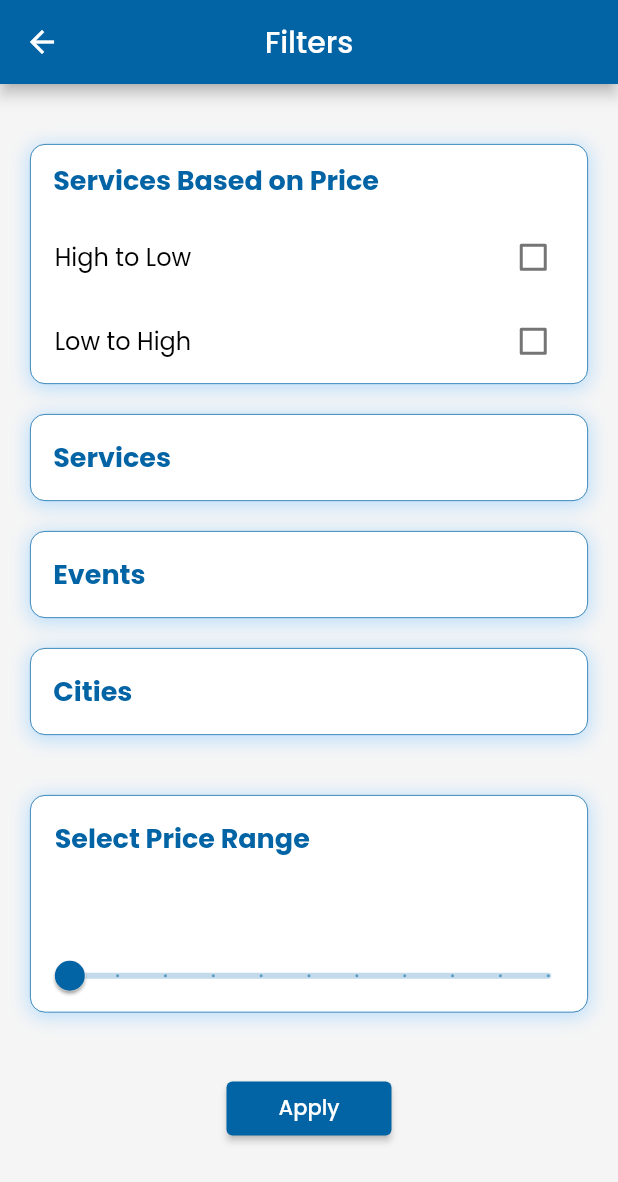
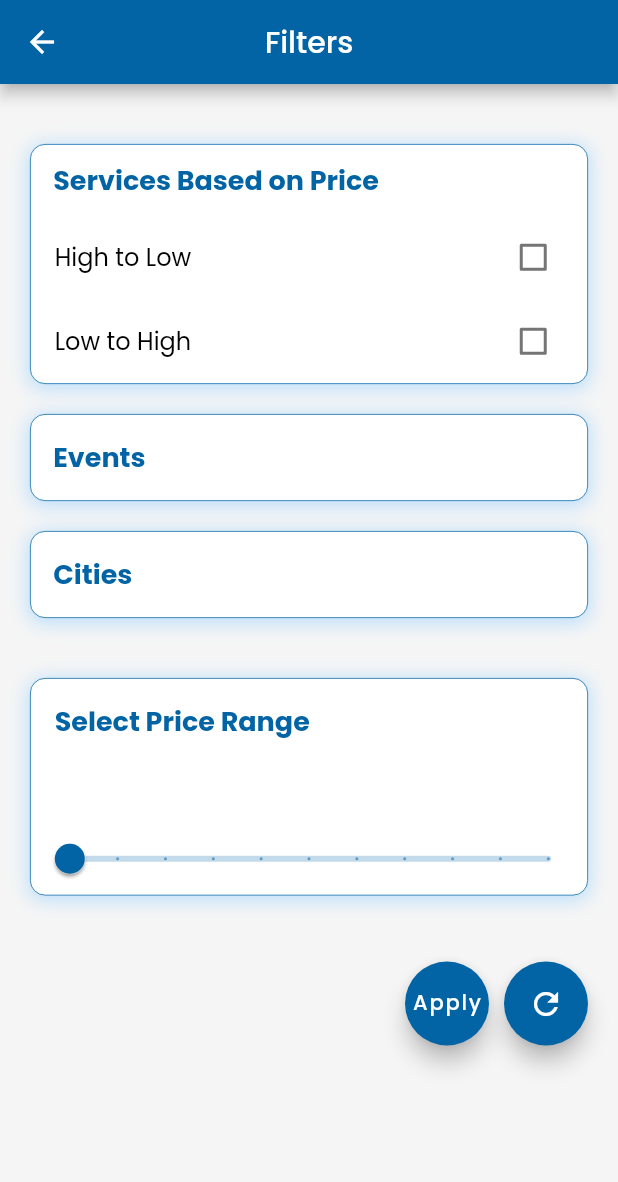
Before and after one commit to srvtechnology/go-party-customer, a Flutter app: the FilterPage screen opened directly with empty values, on a phone screen of 412 x 824 dp. Shown: the top 1182 px of the screen. Run offline on Flutter 3.47's test engine with Material 2 defaults, Android fonts, the light colour scheme and no system bars; our stand-ins replace animated_custom_dropdown, another_flushbar, cached_network_image, card_loading, carousel_slider, connectivity and 19 more; missing offline and left inert: flutter_pannable_rating_bar, open_file_plus; accounts and stored records are empty; network calls fail; project files that could hold a hidden picture were left out.

Commit message:
Modified Filter page
1. Added apply and refresh button as floating bar.
2. Removed services from filter page.
3. Added functionality for Refresh button.

```diff
--- a/lib/core/routes/filter.dart
+++ b/lib/core/routes/filter.dart
@@ -40,7 +40,9 @@ class _FilterPageState extends State<FilterPage> {
           title: const Text("Filters"),
           centerTitle: true,
         ),
-        body: SingleChildScrollView(
+        body: Stack(
+          children: [
+            SingleChildScrollView(
               child: Column(
                 crossAxisAlignment: CrossAxisAlignment.end,
                 children: [
@@ -49,8 +51,8 @@ class _FilterPageState extends State<FilterPage> {
                   ),
                   /*--- Service Based on Price section ---*/
                   Container(
-                margin:
-                    const EdgeInsets.symmetric(horizontal: 20, vertical: 20),
+                    margin: const EdgeInsets.symmetric(
+                        horizontal: 20, vertical: 20),
                     decoration: BoxDecoration(
                       color: Colors.white,
                       border: Border.all(
@@ -84,7 +86,8 @@ class _FilterPageState extends State<FilterPage> {
                           title: GestureDetector(
                             onTap: () {
                               setState(() {
-                            if (!_selectedSortOptions.contains("High to Low")) {
+                                if (!_selectedSortOptions
+                                    .contains("High to Low")) {
                                   _selectedSortOptions.add("High to Low");
                                   _selectedSortOptions.remove("Low to High");
                                 }
@@ -93,7 +96,8 @@ class _FilterPageState extends State<FilterPage> {
                             child: Text(
                               "High to Low",
                               style: TextStyle(
-                            color: _selectedSortOptions.contains("High to Low")
+                                color:
+                                    _selectedSortOptions.contains("High to Low")
                                         ? Colors.blue
                                         : Colors.black,
                                 fontWeight:
@@ -119,7 +123,8 @@ class _FilterPageState extends State<FilterPage> {
                           title: GestureDetector(
                             onTap: () {
                               setState(() {
-                            if (!_selectedSortOptions.contains("Low to High")) {
+                                if (!_selectedSortOptions
+                                    .contains("Low to High")) {
                                   _selectedSortOptions.add("Low to High");
                                   _selectedSortOptions.remove("High to Low");
                                 }
@@ -128,7 +133,8 @@ class _FilterPageState extends State<FilterPage> {
                             child: Text(
                               "Low to High",
                               style: TextStyle(
-                            color: _selectedSortOptions.contains("Low to High")
+                                color:
+                                    _selectedSortOptions.contains("Low to High")
                                         ? Colors.blue
                                         : Colors.black,
                                 fontWeight:
@@ -154,9 +160,12 @@ class _FilterPageState extends State<FilterPage> {
                     ),
                   ),
 
-              /*--- Services Section --*/
-              Container(
-                margin: const EdgeInsets.only(left: 20, right: 20, bottom: 20),
+                  /*--- Services Section: commented on 06-08-24 on request of client  --*/
+                  Visibility(
+                    visible: false,
+                    child: Container(
+                      margin: const EdgeInsets.only(
+                          left: 20, right: 20, bottom: 20),
                       decoration: BoxDecoration(
                         color: Colors.white,
                         border: Border.all(
@@ -201,9 +210,11 @@ class _FilterPageState extends State<FilterPage> {
                                   onChanged: (bool? value) {
                                     setState(() {
                                       if (value == true) {
-                                  _selectedServiceIds.add(e.id.toString());
+                                        _selectedServiceIds
+                                            .add(e.id.toString());
                                       } else {
-                                  _selectedServiceIds.remove(e.id.toString());
+                                        _selectedServiceIds
+                                            .remove(e.id.toString());
                                       }
                                     });
                                   },
@@ -212,16 +223,20 @@ class _FilterPageState extends State<FilterPage> {
                                   onTap: () {
                                     setState(() {
                                       if (isSelected) {
-                                  _selectedServiceIds.remove(e.id.toString());
+                                        _selectedServiceIds
+                                            .remove(e.id.toString());
                                       } else {
-                                  _selectedServiceIds.add(e.id.toString());
+                                        _selectedServiceIds
+                                            .add(e.id.toString());
                                       }
                                     });
                                   },
                                   child: Text(
                                     e.service,
                                     style: TextStyle(
-                                color: isSelected ? Colors.blue : Colors.black,
+                                      color: isSelected
+                                          ? Colors.blue
+                                          : Colors.black,
                                       fontWeight: isSelected
                                           ? FontWeight.bold
                                           : FontWeight.normal,
@@ -234,9 +249,11 @@ class _FilterPageState extends State<FilterPage> {
                         ],
                       ),
                     ),
+                  ),
                   /*--- Events section ---*/
                   Container(
-                margin: const EdgeInsets.only(left: 20, right: 20, bottom: 20),
+                    margin:
+                        const EdgeInsets.only(left: 20, right: 20, bottom: 20),
                     decoration: BoxDecoration(
                       color: Colors.white,
                       border: Border.all(
@@ -301,7 +318,8 @@ class _FilterPageState extends State<FilterPage> {
                                 child: Text(
                                   e.name,
                                   style: TextStyle(
-                                color: isSelected ? Colors.blue : Colors.black,
+                                    color:
+                                        isSelected ? Colors.blue : Colors.black,
                                     fontWeight: isSelected
                                         ? FontWeight.bold
                                         : FontWeight.normal,
@@ -316,7 +334,8 @@ class _FilterPageState extends State<FilterPage> {
                   ),
                   /*--- Cities Section --*/
                   Container(
-                margin: const EdgeInsets.only(left: 20, right: 20, bottom: 20),
+                    margin:
+                        const EdgeInsets.only(left: 20, right: 20, bottom: 20),
                     decoration: BoxDecoration(
                       color: Colors.white,
                       border: Border.all(
@@ -381,7 +400,8 @@ class _FilterPageState extends State<FilterPage> {
                                 child: Text(
                                   e.city,
                                   style: TextStyle(
-                                color: isSelected ? Colors.blue : Colors.black,
+                                    color:
+                                        isSelected ? Colors.blue : Colors.black,
                                     fontWeight: isSelected
                                         ? FontWeight.bold
                                         : FontWeight.normal,
@@ -397,8 +417,8 @@ class _FilterPageState extends State<FilterPage> {
 
                   /*--- Price Section --*/
                   Container(
-                margin:
-                    const EdgeInsets.symmetric(horizontal: 20, vertical: 20),
+                    margin: const EdgeInsets.symmetric(
+                        horizontal: 20, vertical: 20),
                     decoration: BoxDecoration(
                       color: Colors.white,
                       border: Border.all(
@@ -459,16 +479,21 @@ class _FilterPageState extends State<FilterPage> {
                       ],
                     ),
                   ),
+                  const SizedBox(height: 100),
+                  /*--- Apply Button --*/
+                ],
+              ),
+            ),
 
-              /*--- Apply Button --*/
-              Align(
-                alignment: Alignment.center,
-                child: Container(
-                  width: 150,
-                  padding: const EdgeInsets.all(20.0),
-                  child: ElevatedButton(
-                      style: ElevatedButton.styleFrom(
-                          backgroundColor: Theme.of(context).primaryColor),
+            /*-- Apply Button  ---*/
+            Positioned(
+              bottom: 20,
+              right: 20,
+              child: Row(
+                mainAxisSize: MainAxisSize.min,
+                children: [
+                  FloatingActionButton(
+                    backgroundColor: Theme.of(context).primaryColor,
                     onPressed: () {
                       if (_rangeSelected) {
                         widget.filterState.setFilters(
@@ -477,7 +502,8 @@ class _FilterPageState extends State<FilterPage> {
                           cities: _selectedCities,
                           sortOptions: _selectedSortOptions,
                           startPrice: _currentRangeValues.start.toString(),
-                              endPrice: _currentRangeValues.end.toString());
+                          endPrice: _currentRangeValues.end.toString(),
+                        );
                       } else {
                         widget.filterState.setFilters(
                           events: _selectedEventIds,
@@ -488,11 +514,32 @@ class _FilterPageState extends State<FilterPage> {
                       }
                       Navigator.pop(context);
                     },
-                      child: const Text("Apply")),
+                    child: const Text("Apply"),
                   ),
-              )
+
+                  const SizedBox(width: 10),
+
+                  /* -- Refresh BUtton --- */ // Space between the buttons
+                  FloatingActionButton(
+                    backgroundColor: Theme.of(context).primaryColor,
+                    onPressed: () async {
+                      // Refresh action
+                      widget.filterState.refresh();
+                      setState(() {
+                        _selectedEventIds.clear();
+                        _selectedServiceIds.clear();
+                        _selectedCities.clear();
+                        _selectedSortOptions.clear();
+                        _currentRangeValues = const RangeValues(0, 500000);
+                        _rangeSelected = false;
+                      });
+                    },
+                    child: const Icon(Icons.refresh),
+                  ),
                 ],
               ),
+            ),
+          ],
         ),
       );
     });
```
Also changed, not shown: lib/core/routes/product.dart (+38 -38 lines). Lines whose indentation alone changed are shown as unchanged.
